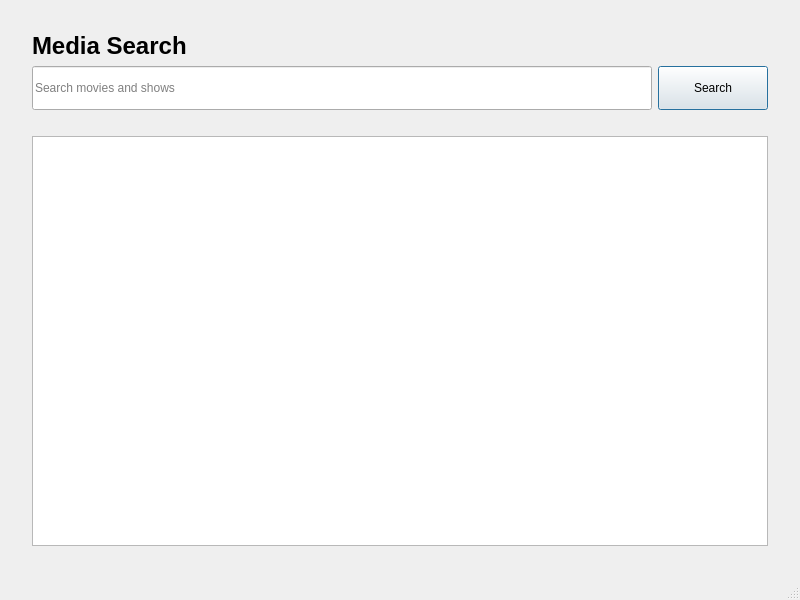
First picture: the form in UI/MainScreen.ui, repository alexanderszura/OrangePi-Media-Player, before the edit.
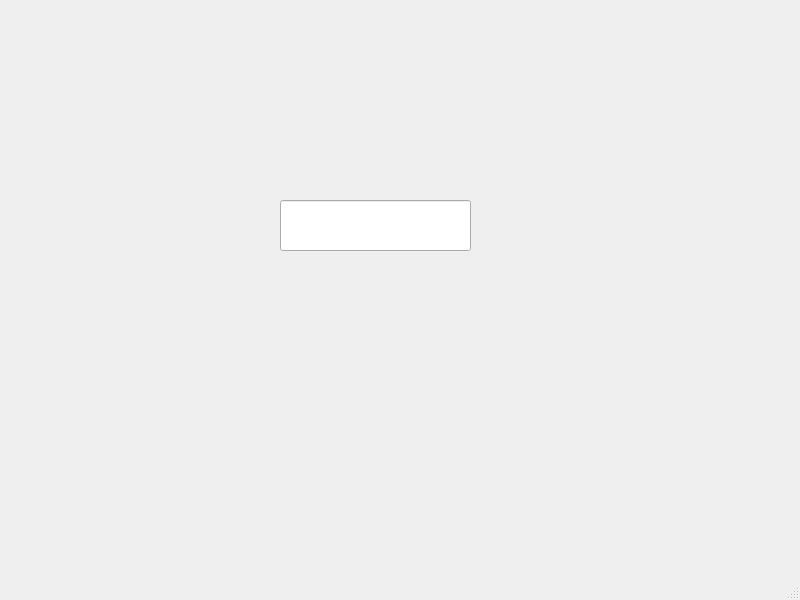
Second picture: the form after the edit.

Commit message:
Media Downloading
-Created a media grabber to get tv shows/movies from the internet
-Mostly tested on it's own and seems to be working
-Added example requests for easy debugging

```diff
--- a/UI/MainScreen.ui
+++ b/UI/MainScreen.ui
@@ -10,89 +10,32 @@
     <height>600</height>
    </rect>
   </property>
-  <property name="minimumSize">
-   <size>
-    <width>640</width>
-    <height>420</height>
-   </size>
-  </property>
   <property name="windowTitle">
    <string>OrangePi Media Player</string>
   </property>
   <widget class="QWidget" name="centralwidget">
-   <layout class="QVBoxLayout" name="mainLayout">
-    <property name="leftMargin">
-     <number>32</number>
+   <widget class="QLineEdit" name="searchBox">
+    <property name="geometry">
+     <rect>
+      <x>280</x>
+      <y>200</y>
+      <width>191</width>
+      <height>51</height>
+     </rect>
     </property>
-    <property name="topMargin">
-     <number>32</number>
+    <property name="layoutDirection">
+     <enum>Qt::LayoutDirection::LeftToRight</enum>
     </property>
-    <property name="rightMargin">
-     <number>32</number>
+    <property name="text">
+     <string extracomment="Search..."/>
     </property>
-    <property name="bottomMargin">
-     <number>32</number>
+    <property name="alignment">
+     <set>Qt::AlignmentFlag::AlignCenter</set>
     </property>
-    <item>
-     <widget class="QLabel" name="headingLabel">
-      <property name="font">
-       <font>
-        <pointsize>18</pointsize>
-        <bold>true</bold>
-       </font>
-      </property>
-      <property name="text">
-       <string>Media Search</string>
-      </property>
-     </widget>
-    </item>
-    <item>
-     <layout class="QHBoxLayout" name="searchLayout">
-      <item>
-       <widget class="QLineEdit" name="searchBox">
-        <property name="minimumSize">
-         <size>
-          <width>0</width>
-          <height>44</height>
-         </size>
-        </property>
-        <property name="placeholderText">
-         <string>Search movies and shows</string>
-        </property>
-        <property name="clearButtonEnabled">
-         <bool>true</bool>
-        </property>
-       </widget>
-      </item>
-      <item>
-       <widget class="QPushButton" name="searchButton">
-        <property name="minimumSize">
-         <size>
-          <width>110</width>
-          <height>44</height>
-         </size>
-        </property>
-        <property name="text">
-         <string>Search</string>
-        </property>
-        <property name="default">
-         <bool>true</bool>
-        </property>
-       </widget>
-      </item>
-     </layout>
-    </item>
-    <item>
-     <widget class="QLabel" name="statusLabel">
-      <property name="text">
-       <string/>
-      </property>
-     </widget>
-    </item>
-    <item>
-     <widget class="QListWidget" name="resultsList"/>
-    </item>
-   </layout>
+    <property name="placeholderText">
+     <string extracomment="Search..."/>
+    </property>
+   </widget>
   </widget>
   <widget class="QStatusBar" name="statusbar"/>
  </widget>
```
Left out of the diff: 2 changed lines with no effect on the pictures. The commit also changes 3 other files.
